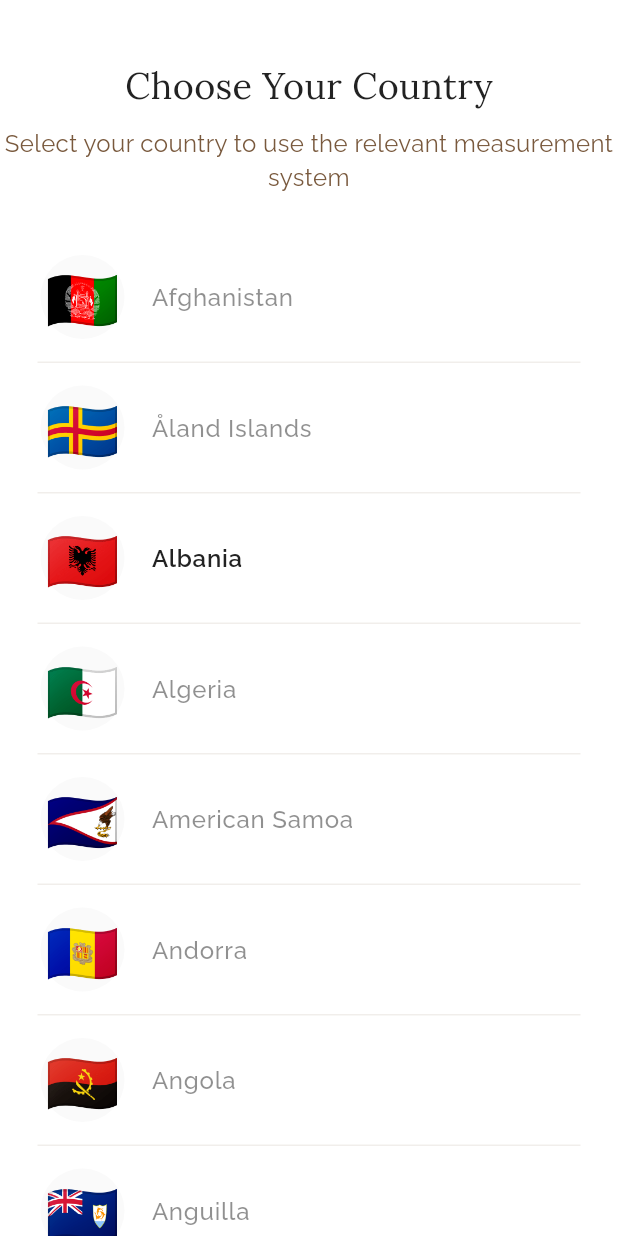
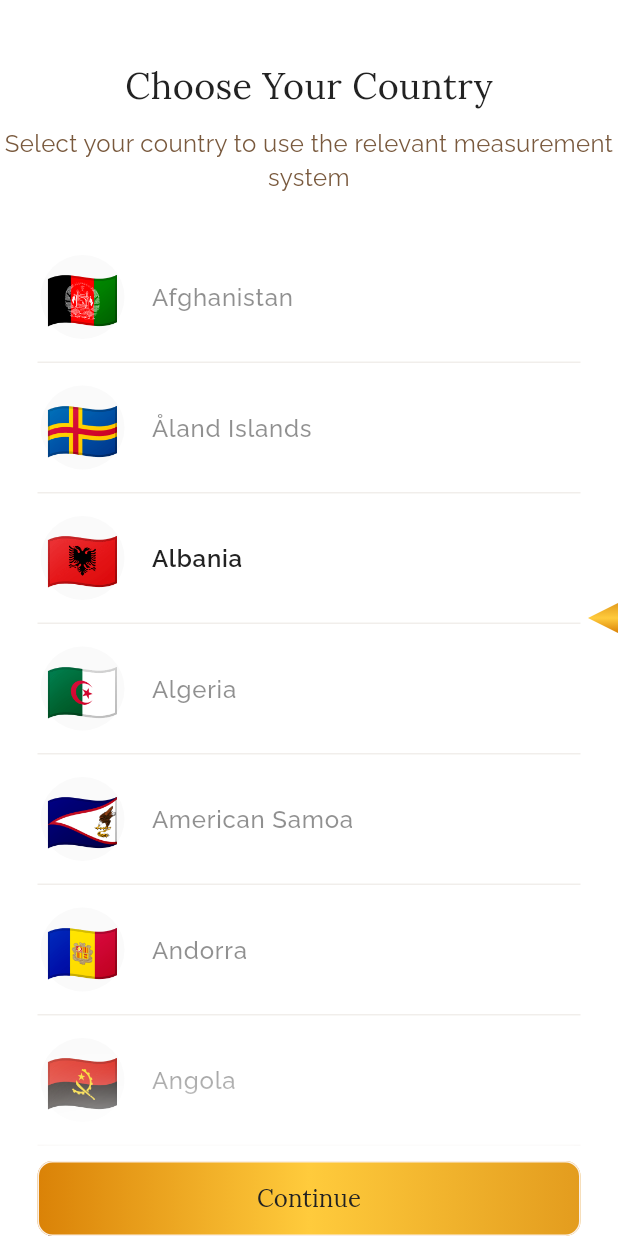
Before and after one commit to s0urav-hald3r/ring_sizer, a Flutter app: the CountryPage screen opened directly, on a phone screen of 412 x 824 dp. Run offline on Flutter 3.47's test engine with Material 3 defaults, Android fonts, the phone set to English and light mode, and no system bars; our stand-ins replace dotted_border, flutter_svg, get, get_storage, google_fonts; accounts and stored records are empty.

Commit message:
country picker page UI complete

```diff
--- a/lib/config/constants.dart
+++ b/lib/config/constants.dart
@@ -37,3 +37,6 @@ const String diamondRing = 'assets/images/diamondRing.png';
 const String plainRing = 'assets/images/plainRing.png';
 const String premiumPage = 'assets/images/premiumPage.png';
 const String onboardingOne = 'assets/images/onboardingOne.png';
+
+// Local storage keys
+const String storeCountryName = 'storeCountryName';
--- a/lib/main.dart
+++ b/lib/main.dart
@@ -6,6 +6,7 @@ import 'package:ring_sizer/config/navigation.dart';
 import 'package:ring_sizer/controllers/converter_controller.dart';
 import 'package:ring_sizer/controllers/country_controller.dart';
 import 'package:ring_sizer/controllers/navbar_controller.dart';
+import 'package:ring_sizer/controllers/settings_controller.dart';
 import 'package:ring_sizer/views/welcome_page.dart';
 
 void main() async {
@@ -18,6 +19,7 @@ void main() async {
   Get.lazyPut(() => CountryController());
   Get.lazyPut(() => NavBarController());
   Get.lazyPut(() => ConverterController());
+  Get.lazyPut(() => SettingsController());
 
   runApp(const MyApp());
 }
--- a/lib/views/country_page.dart
+++ b/lib/views/country_page.dart
@@ -1,9 +1,15 @@
+import 'dart:async';
+
 import 'package:flutter/material.dart';
 import 'package:get/get.dart';
 import 'package:google_fonts/google_fonts.dart';
+import 'package:ring_sizer/components/triangle_painter.dart';
 import 'package:ring_sizer/config/constants.dart';
+import 'package:ring_sizer/config/navigation.dart';
 import 'package:ring_sizer/controllers/country_controller.dart';
 import 'package:ring_sizer/country_data.dart';
+import 'package:ring_sizer/utils/local_storage.dart';
+import 'package:ring_sizer/views/navbar_page.dart';
 
 class CountryPage extends StatefulWidget {
   const CountryPage({super.key});
@@ -15,6 +21,7 @@ class CountryPage extends StatefulWidget {
 class _CountryPageState extends State<CountryPage> {
   final ScrollController _scrollController = ScrollController();
   final controller = CountryController.instance;
+  Timer? _scrollEndTimer; // Timer to detect the end of scrolling
 
   @override
   void initState() {
@@ -66,6 +73,9 @@ class _CountryPageState extends State<CountryPage> {
 
   void _onScroll() {
     if (_scrollController.hasClients) {
+      // Cancel any previous timer when scrolling happens
+      _scrollEndTimer?.cancel();
+
       // Find the middle of the screen
       final double screenHeight = MediaQuery.of(context).size.height;
       final double middleOfScreen = screenHeight / 2;
@@ -96,6 +106,36 @@ class _CountryPageState extends State<CountryPage> {
       if (closestIndex != controller.highlightedIndex) {
         controller.highlightedIndex = closestIndex;
       }
+
+      // Set a timer to check if scrolling has stopped
+      _scrollEndTimer =
+          Timer(const Duration(milliseconds: 100), _adjustScrollPosition);
+    }
+  }
+
+  void _adjustScrollPosition() {
+    // After scrolling has stopped, adjust the position of the selected item
+    final double screenHeight = MediaQuery.of(context).size.height;
+    final double middleOfScreen = screenHeight / 2;
+
+    // Find the selected item
+    final GlobalKey key =
+        countryData[controller.highlightedIndex]['key'] as GlobalKey;
+    final RenderBox? box = key.currentContext?.findRenderObject() as RenderBox?;
+
+    if (box != null) {
+      final Offset itemPosition = box.localToGlobal(Offset.zero);
+      final double itemCenter = itemPosition.dy + (box.size.height / 2);
+      final double offset = itemCenter - middleOfScreen;
+
+      // Scroll to center the selected item
+      if ((offset).abs() > 10) {
+        _scrollController.animateTo(
+          _scrollController.offset + offset,
+          duration: const Duration(milliseconds: 300),
+          curve: Curves.linear,
+        );
+      }
     }
   }
 
@@ -103,6 +143,7 @@ class _CountryPageState extends State<CountryPage> {
   void dispose() {
     _scrollController.removeListener(_onScroll);
     _scrollController.dispose();
+    _scrollEndTimer?.cancel(); // Cancel the timer when the widget is disposed
     super.dispose();
   }
 
@@ -115,7 +156,8 @@ class _CountryPageState extends State<CountryPage> {
         child: SizedBox(
           width: size.width,
           height: size.height,
-          child: Column(children: [
+          child: Stack(children: [
+            Column(children: [
               const SizedBox(height: 40),
               Text(
                 'Choose Your Country',
@@ -186,6 +228,54 @@ class _CountryPageState extends State<CountryPage> {
                 ),
               )
             ]),
+            Positioned(
+              right: 0,
+              top: (size.height / 2) - MediaQuery.of(context).padding.top - 10,
+              child: RotatedBox(
+                quarterTurns: 3,
+                child: CustomPaint(
+                  size: const Size(20, 20), // Width and height of the triangle
+                  painter: TrianglePainter(),
+                ),
+              ),
+            ),
+            Positioned(
+              bottom: 0,
+              left: 0,
+              right: 0,
+              child: Container(
+                width: size.width,
+                height: 50,
+                margin: const EdgeInsets.fromLTRB(25, 0, 25, 0),
+                decoration: BoxDecoration(
+                    borderRadius: BorderRadius.circular(10),
+                    gradient: elevated,
+                    boxShadow: const [
+                      BoxShadow(
+                          color: Colors.white,
+                          blurRadius: 50,
+                          spreadRadius: 25,
+                          offset: Offset(0, -10)),
+                    ]),
+                child: ElevatedButton(
+                  child: Text(
+                    'Continue',
+                    style: GoogleFonts.lora(
+                      fontSize: 16,
+                      fontWeight: FontWeight.w400,
+                      color: textColor,
+                    ),
+                  ),
+                  onPressed: () async {
+                    final value =
+                        countryData[controller.highlightedIndex]['name'];
+                    await LocalStorage.addData(storeCountryName, value);
+                    NavigatorKey.pushAndRemoveUntil(const NavBarPage());
+                  },
+                ),
+              ),
+            )
+          ]),
         ),
       ),
     );
--- a/lib/views/settings_page.dart
+++ b/lib/views/settings_page.dart
@@ -3,6 +3,7 @@ import 'package:google_fonts/google_fonts.dart';
 import 'package:ring_sizer/components/back_appbar.dart';
 import 'package:ring_sizer/config/constants.dart';
 import 'package:ring_sizer/config/navigation.dart';
+import 'package:ring_sizer/controllers/settings_controller.dart';
 import 'package:ring_sizer/views/premium_page.dart';
 import 'package:ring_sizer/views/save_size_page.dart';
 
@@ -12,6 +13,7 @@ class SettingsPage extends StatelessWidget {
   @override
   Widget build(BuildContext context) {
     Size size = MediaQuery.of(context).size;
+    final controller = SettingsController.instance;
 
     return Scaffold(
       body: SafeArea(
@@ -26,7 +28,7 @@ class SettingsPage extends StatelessWidget {
               child: Column(
                   mainAxisAlignment: MainAxisAlignment.center,
                   children: [
-                    menuOption('United States', () {}),
+                    menuOption(controller.countryName, () {}),
                     const Divider(height: 1, color: primaryColor),
                     menuOption('Save Size', () {
                       NavigatorKey.push(const SaveSizePage());
--- a/lib/views/welcome_page.dart
+++ b/lib/views/welcome_page.dart
@@ -59,11 +59,10 @@ class WelcomePage extends StatelessWidget {
                         ),
                       ),
                       onPressed: () {
-                        NavigatorKey.pushReplacement(const CountryPage());
+                        NavigatorKey.push(const CountryPage());
                       },
                     ),
-                  ),
-                  const SizedBox(height: 30)
+                  )
                 ]),
               ),
             )
```
Also changed, not shown: lib/components/triangle_painter.dart (added, +23 -0 lines), lib/controllers/settings_controller.dart (added, +22 -0 lines). Lines whose indentation alone changed are shown as unchanged.
